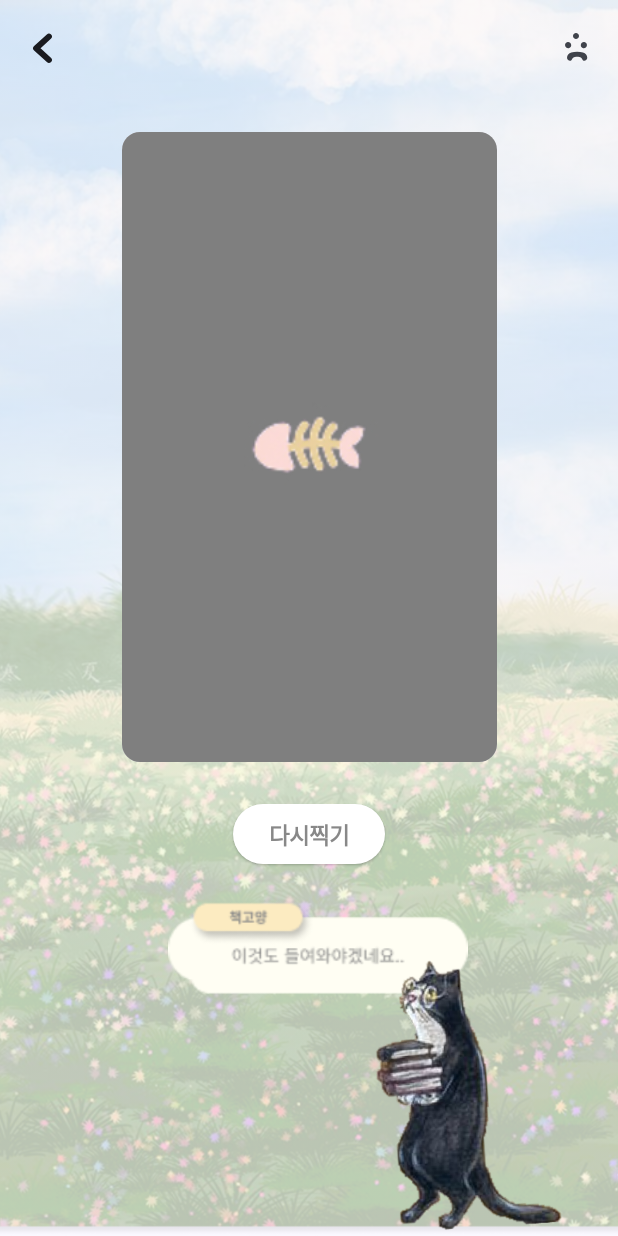
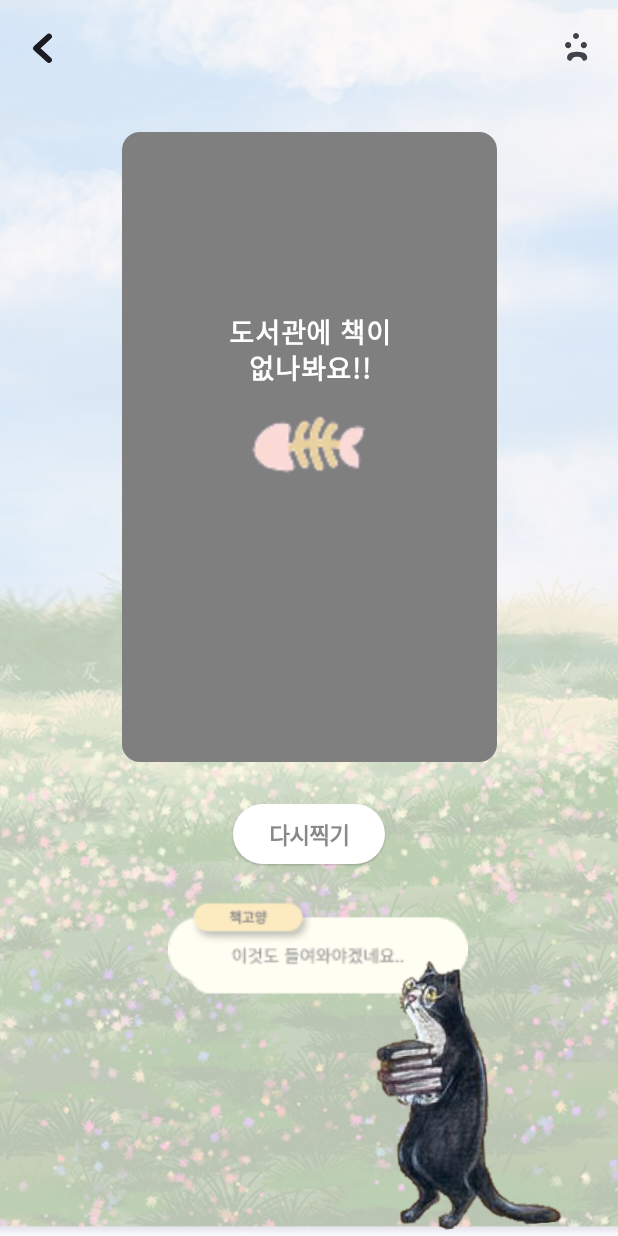
Before and after one commit to GDSC-CAU/MunJangZip_FE, an Android app built with Jetpack Compose: the NoBookInfoScreen screen opened through its navigation route, on a phone screen of 412 x 824 dp. Run offline under Robolectric (Android 15) with nearby library versions, the phone set to English and light mode, and no system bars; our stand-ins replace Dagger/Hilt's generated code.

Commit message:
UI: ui 수정

```diff
--- a/app/src/main/java/com/example/munjangzip/feature/loadBookInfo/NoBookInfoScreen.kt
+++ b/app/src/main/java/com/example/munjangzip/feature/loadBookInfo/NoBookInfoScreen.kt
@@ -21,6 +21,7 @@ import androidx.compose.ui.res.painterResource
 import androidx.compose.ui.text.TextStyle
 import androidx.compose.ui.text.font.FontFamily
 import androidx.compose.ui.text.font.FontWeight
+import androidx.compose.ui.text.style.TextAlign
 import androidx.compose.ui.unit.dp
 import androidx.compose.ui.unit.sp
 import androidx.navigation.NavController
@@ -52,13 +53,36 @@ fun NoBookInfoScreen(navController: NavController) {
                             .padding(8.dp)
                             .size(width = 250. dp, height = 420.dp)
                     ) {
+                        Box(
+                            modifier = Modifier.fillMaxSize(),
+                            contentAlignment = Alignment.Center
+                        ){
                             Image(
                                 modifier = Modifier.fillMaxSize(),
                                 painter = painterResource(R.drawable.nobook),
                                 contentDescription = "Loaded Book",
                                 contentScale = ContentScale.Crop,
                             )
+                            Column(
+                                modifier = Modifier
+                                    .fillMaxSize()
+                                    .padding(top = 120.dp, start = 20.dp, end = 20.dp),
+                                horizontalAlignment = Alignment.CenterHorizontally
+                            ) {
+                                Text(
+                                    text = "도서관에 책이\n없나봐요!!",
+                                    fontSize = 18.sp,
+                                    fontWeight = FontWeight.Bold,
+                                    color = Color.White,
+                                    textAlign = TextAlign.Center
+
+                                )
                             }
+                        }
+
+                    }
+
+
                 Spacer(modifier = Modifier.padding(8.dp))
 
                 ElevatedButton(
--- a/app/src/main/java/com/example/munjangzip/feature/savebook/MLKit.kt
+++ b/app/src/main/java/com/example/munjangzip/feature/savebook/MLKit.kt
@@ -17,7 +17,7 @@ fun Activity.startMLKitScanner() {
 
     val scanner = GmsBarcodeScanning.getClient(this)
 
-    var ISBNnumber = null
+    var isbnNumber:String
 // Or with a configured options
 // val scanner = GmsBarcodeScanning.getClient(this, options)
 
@@ -28,7 +28,9 @@ fun Activity.startMLKitScanner() {
             rawValue?.let {
                 // 바코드 값 처리
                 //println("Scanned barcode: $it")
-                Toast.makeText(this, it, Toast.LENGTH_SHORT).show() //바코드값 테스트 용으로 메시지창
+                isbnNumber = it
+                Toast.makeText(this, isbnNumber, Toast.LENGTH_SHORT).show() //바코드값 테스트 용으로 메시지창
+
             }
         }
         .addOnCanceledListener {
--- a/app/src/main/java/com/example/munjangzip/feature/savebook/TakePhotoScreen.kt
+++ b/app/src/main/java/com/example/munjangzip/feature/savebook/TakePhotoScreen.kt
@@ -47,7 +47,7 @@ import com.example.munjangzip.ui.theme.Ivory
 fun TakePhotoPage(navController: NavController) {
     val context = LocalContext.current
 
-    var isSuccess = false //isbn 넘버로 데이터를 불러오기 성공여부
+    var isSuccess = true //isbn 넘버로 데이터를 불러오기 성공여부
 
     Scaffold(
         modifier = Modifier.fillMaxSize(),
```
Lines whose indentation alone changed are shown as unchanged.
